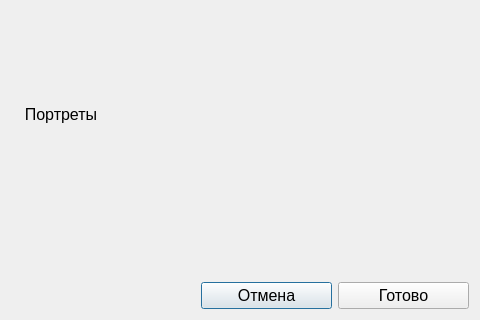
Qt form classifywindow.ui (layxproud/FileManagerVega) before a commit; both pictures show x 84 to 564 and y 123 to 443 of the 564 by 443 pixel window.
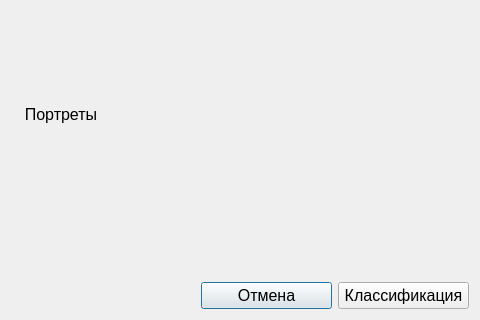
The same form after that commit.

```diff
--- a/classifywindow.ui
+++ b/classifywindow.ui
@@ -194,7 +194,7 @@
             </font>
            </property>
            <property name="text">
-            <string>Готово</string>
+            <string>Классификация</string>
            </property>
           </widget>
          </item>
```
